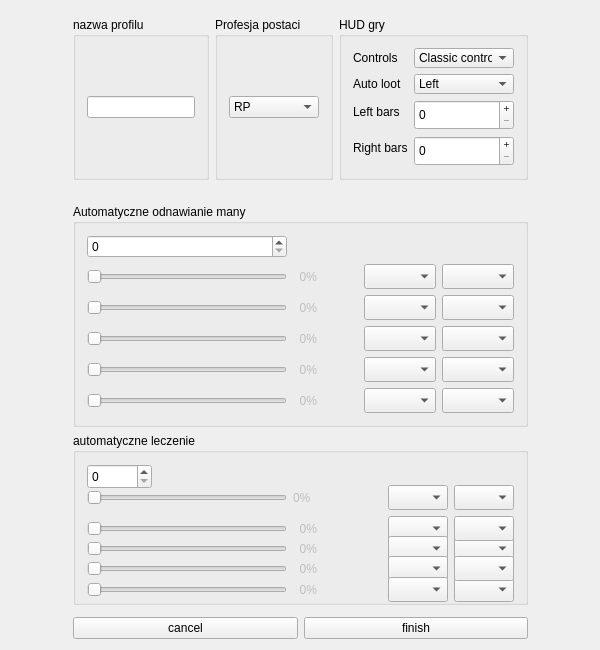
Old version of the form sources/NewProfileConfiguartor.ui in the repository Groundy/CrackerJack.
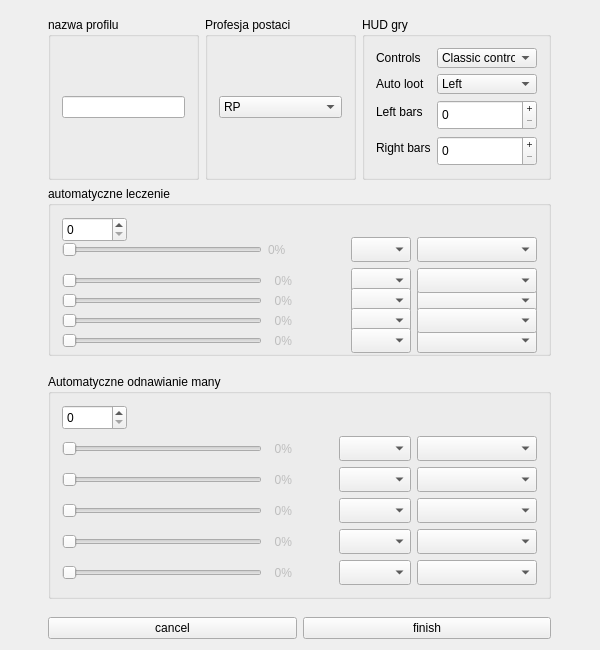
New version of the form.

Commit message: Isolate Spell to separate class

```diff
--- a/sources/NewProfileConfiguartor.ui
+++ b/sources/NewProfileConfiguartor.ui
@@ -35,576 +35,6 @@
    <string>NewProfileConfiguartor</string>
   </property>
   <layout class="QGridLayout" name="gridLayout">
-   <item row="6" column="1" colspan="3">
-    <widget class="QGroupBox" name="healthGroup">
-     <property name="minimumSize">
-      <size>
-       <width>0</width>
-       <height>25</height>
-      </size>
-     </property>
-     <property name="title">
-      <string>automatyczne leczenie</string>
-     </property>
-     <layout class="QGridLayout" name="healthLayout">
-      <item row="4" column="1">
-       <widget class="QLabel" name="_3_label_3">
-        <property name="enabled">
-         <bool>false</bool>
-        </property>
-        <property name="sizePolicy">
-         <sizepolicy hsizetype="Expanding" vsizetype="Expanding">
-          <horstretch>0</horstretch>
-          <verstretch>0</verstretch>
-         </sizepolicy>
-        </property>
-        <property name="minimumSize">
-         <size>
-          <width>65</width>
-          <height>25</height>
-         </size>
-        </property>
-        <property name="maximumSize">
-         <size>
-          <width>16777215</width>
-          <height>25</height>
-         </size>
-        </property>
-        <property name="text">
-         <string>  0%</string>
-        </property>
-       </widget>
-      </item>
-      <item row="6" column="0">
-       <widget class="QSlider" name="healthSlider_5">
-        <property name="enabled">
-         <bool>false</bool>
-        </property>
-        <property name="sizePolicy">
-         <sizepolicy hsizetype="Expanding" vsizetype="Expanding">
-          <horstretch>0</horstretch>
-          <verstretch>0</verstretch>
-         </sizepolicy>
-        </property>
-        <property name="minimumSize">
-         <size>
-          <width>200</width>
-          <height>25</height>
-         </size>
-        </property>
-        <property name="maximumSize">
-         <size>
-          <width>16777215</width>
-          <height>25</height>
-         </size>
-        </property>
-        <property name="maximum">
-         <number>100</number>
-        </property>
-        <property name="orientation">
-         <enum>Qt::Horizontal</enum>
-        </property>
-       </widget>
-      </item>
-      <item row="1" column="2" rowspan="2">
-       <widget class="QComboBox" name="_3_shortKey_1">
-        <property name="sizePolicy">
-         <sizepolicy hsizetype="Expanding" vsizetype="Minimum">
-          <horstretch>0</horstretch>
-          <verstretch>0</verstretch>
-         </sizepolicy>
-        </property>
-        <property name="minimumSize">
-         <size>
-          <width>60</width>
-          <height>25</height>
-         </size>
-        </property>
-        <property name="maximumSize">
-         <size>
-          <width>60</width>
-          <height>25</height>
-         </size>
-        </property>
-       </widget>
-      </item>
-      <item row="6" column="3">
-       <widget class="QComboBox" name="_3_comboBox_5">
-        <property name="sizePolicy">
-         <sizepolicy hsizetype="Expanding" vsizetype="Minimum">
-          <horstretch>0</horstretch>
-          <verstretch>0</verstretch>
-         </sizepolicy>
-        </property>
-        <property name="minimumSize">
-         <size>
-          <width>60</width>
-          <height>25</height>
-         </size>
-        </property>
-        <property name="maximumSize">
-         <size>
-          <width>60</width>
-          <height>25</height>
-         </size>
-        </property>
-       </widget>
-      </item>
-      <item row="3" column="2">
-       <widget class="QComboBox" name="_3_shortKey_2">
-        <property name="sizePolicy">
-         <sizepolicy hsizetype="Expanding" vsizetype="Minimum">
-          <horstretch>0</horstretch>
-          <verstretch>0</verstretch>
-         </sizepolicy>
-        </property>
-        <property name="minimumSize">
-         <size>
-          <width>60</width>
-          <height>25</height>
-         </size>
-        </property>
-        <property name="maximumSize">
-         <size>
-          <width>60</width>
-          <height>25</height>
-         </size>
-        </property>
-       </widget>
-      </item>
-      <item row="5" column="0">
-       <widget class="QSlider" name="healthSlider_4">
-        <property name="enabled">
-         <bool>false</bool>
-        </property>
-        <property name="sizePolicy">
-         <sizepolicy hsizetype="Expanding" vsizetype="Expanding">
-          <horstretch>0</horstretch>
-          <verstretch>0</verstretch>
-         </sizepolicy>
-        </property>
-        <property name="minimumSize">
-         <size>
-          <width>200</width>
-          <height>25</height>
-         </size>
-        </property>
-        <property name="maximumSize">
-         <size>
-          <width>16777215</width>
-          <height>25</height>
-         </size>
-        </property>
-        <property name="maximum">
-         <number>100</number>
-        </property>
-        <property name="orientation">
-         <enum>Qt::Horizontal</enum>
-        </property>
-       </widget>
-      </item>
-      <item row="1" column="1" rowspan="2">
-       <widget class="QLabel" name="_3_label_1">
-        <property name="enabled">
-         <bool>false</bool>
-        </property>
-        <property name="sizePolicy">
-         <sizepolicy hsizetype="Minimum" vsizetype="Expanding">
-          <horstretch>0</horstretch>
-          <verstretch>0</verstretch>
-         </sizepolicy>
-        </property>
-        <property name="minimumSize">
-         <size>
-          <width>65</width>
-          <height>25</height>
-         </size>
-        </property>
-        <property name="maximumSize">
-         <size>
-          <width>16777215</width>
-          <height>25</height>
-         </size>
-        </property>
-        <property name="text">
-         <string>0%</string>
-        </property>
-       </widget>
-      </item>
-      <item row="5" column="1">
-       <widget class="QLabel" name="_3_label_4">
-        <property name="enabled">
-         <bool>false</bool>
-        </property>
-        <property name="sizePolicy">
-         <sizepolicy hsizetype="Expanding" vsizetype="Expanding">
-          <horstretch>0</horstretch>
-          <verstretch>0</verstretch>
-         </sizepolicy>
-        </property>
-        <property name="minimumSize">
-         <size>
-          <width>65</width>
-          <height>25</height>
-         </size>
-        </property>
-        <property name="maximumSize">
-         <size>
-          <width>16777215</width>
-          <height>25</height>
-         </size>
-        </property>
-        <property name="text">
-         <string>  0%</string>
-        </property>
-       </widget>
-      </item>
-      <item row="4" column="2">
-       <widget class="QComboBox" name="_3_shortKey_3">
-        <property name="sizePolicy">
-         <sizepolicy hsizetype="Expanding" vsizetype="Minimum">
-          <horstretch>0</horstretch>
-          <verstretch>0</verstretch>
-         </sizepolicy>
-        </property>
-        <property name="minimumSize">
-         <size>
-          <width>60</width>
-          <height>25</height>
-         </size>
-        </property>
-        <property name="maximumSize">
-         <size>
-          <width>60</width>
-          <height>25</height>
-         </size>
-        </property>
-       </widget>
-      </item>
-      <item row="6" column="1">
-       <widget class="QLabel" name="_3_label_5">
-        <property name="enabled">
-         <bool>false</bool>
-        </property>
-        <property name="sizePolicy">
-         <sizepolicy hsizetype="Expanding" vsizetype="Expanding">
-          <horstretch>0</horstretch>
-          <verstretch>0</verstretch>
-         </sizepolicy>
-        </property>
-        <property name="minimumSize">
-         <size>
-          <width>65</width>
-          <height>25</height>
-         </size>
-        </property>
-        <property name="maximumSize">
-         <size>
-          <width>16777215</width>
-          <height>25</height>
-         </size>
-        </property>
-        <property name="text">
-         <string>  0%</string>
-        </property>
-       </widget>
-      </item>
-      <item row="4" column="3">
-       <widget class="QComboBox" name="_3_comboBox_3">
-        <property name="sizePolicy">
-         <sizepolicy hsizetype="Expanding" vsizetype="Minimum">
-          <horstretch>0</horstretch>
-          <verstretch>0</verstretch>
-         </sizepolicy>
-        </property>
-        <property name="minimumSize">
-         <size>
-          <width>60</width>
-          <height>25</height>
-         </size>
-        </property>
-        <property name="maximumSize">
-         <size>
-          <width>60</width>
-          <height>25</height>
-         </size>
-        </property>
-       </widget>
-      </item>
-      <item row="5" column="2">
-       <widget class="QComboBox" name="_3_shortKey_4">
-        <property name="sizePolicy">
-         <sizepolicy hsizetype="Expanding" vsizetype="Minimum">
-          <horstretch>0</horstretch>
-          <verstretch>0</verstretch>
-         </sizepolicy>
-        </property>
-        <property name="minimumSize">
-         <size>
-          <width>60</width>
-          <height>25</height>
-         </size>
-        </property>
-        <property name="maximumSize">
-         <size>
-          <width>60</width>
-          <height>25</height>
-         </size>
-        </property>
-       </widget>
-      </item>
-      <item row="3" column="0">
-       <widget class="QSlider" name="healthSlider_2">
-        <property name="enabled">
-         <bool>false</bool>
-        </property>
-        <property name="sizePolicy">
-         <sizepolicy hsizetype="Expanding" vsizetype="Expanding">
-          <horstretch>0</horstretch>
-          <verstretch>0</verstretch>
-         </sizepolicy>
-        </property>
-        <property name="minimumSize">
-         <size>
-          <width>200</width>
-          <height>25</height>
-         </size>
-        </property>
-        <property name="maximumSize">
-         <size>
-          <width>16777215</width>
-          <height>25</height>
-         </size>
-        </property>
-        <property name="maximum">
-         <number>100</number>
-        </property>
-        <property name="orientation">
-         <enum>Qt::Horizontal</enum>
-        </property>
-       </widget>
-      </item>
-      <item row="5" column="3">
-       <widget class="QComboBox" name="_3_comboBox_4">
-        <property name="sizePolicy">
-         <sizepolicy hsizetype="Expanding" vsizetype="Minimum">
-          <horstretch>0</horstretch>
-          <verstretch>0</verstretch>
-         </sizepolicy>
-        </property>
-        <property name="minimumSize">
-         <size>
-          <width>60</width>
-          <height>25</height>
-         </size>
-        </property>
-        <property name="maximumSize">
-         <size>
-          <width>60</width>
-          <height>25</height>
-         </size>
-        </property>
-       </widget>
-      </item>
-      <item row="4" column="0">
-       <widget class="QSlider" name="healthSlider_3">
-        <property name="enabled">
-         <bool>false</bool>
-        </property>
-        <property name="sizePolicy">
-         <sizepolicy hsizetype="Expanding" vsizetype="Expanding">
-          <horstretch>0</horstretch>
-          <verstretch>0</verstretch>
-         </sizepolicy>
-        </property>
-        <property name="minimumSize">
-         <size>
-          <width>200</width>
-          <height>25</height>
-         </size>
-        </property>
-        <property name="maximumSize">
-         <size>
-          <width>16777215</width>
-          <height>25</height>
-         </size>
-        </property>
-        <property name="maximum">
-         <number>100</number>
-        </property>
-        <property name="orientation">
-         <enum>Qt::Horizontal</enum>
-        </property>
-       </widget>
-      </item>
-      <item row="6" column="2">
-       <widget class="QComboBox" name="_3_shortKey_5">
-        <property name="sizePolicy">
-         <sizepolicy hsizetype="Expanding" vsizetype="Minimum">
-          <horstretch>0</horstretch>
-          <verstretch>0</verstretch>
-         </sizepolicy>
-        </property>
-        <property name="minimumSize">
-         <size>
-          <width>60</width>
-          <height>25</height>
-         </size>
-        </property>
-        <property name="maximumSize">
-         <size>
-          <width>60</width>
-          <height>25</height>
-         </size>
-        </property>
-       </widget>
-      </item>
-      <item row="3" column="1">
-       <widget class="QLabel" name="_3_label_2">
-        <property name="enabled">
-         <bool>false</bool>
-        </property>
-        <property name="sizePolicy">
-         <sizepolicy hsizetype="Expanding" vsizetype="Expanding">
-          <horstretch>0</horstretch>
-          <verstretch>0</verstretch>
-         </sizepolicy>
-        </property>
-        <property name="minimumSize">
-         <size>
-          <width>65</width>
-          <height>25</height>
-         </size>
-        </property>
-        <property name="maximumSize">
-         <size>
-          <width>16777215</width>
-          <height>25</height>
-         </size>
-        </property>
-        <property name="text">
-         <string>  0%</string>
-        </property>
-       </widget>
-      </item>
-      <item row="3" column="3">
-       <widget class="QComboBox" name="_3_comboBox_2">
-        <property name="sizePolicy">
-         <sizepolicy hsizetype="Expanding" vsizetype="Minimum">
-          <horstretch>0</horstretch>
-          <verstretch>0</verstretch>
-         </sizepolicy>
-        </property>
-        <property name="minimumSize">
-         <size>
-          <width>60</width>
-          <height>25</height>
-         </size>
-        </property>
-        <property name="maximumSize">
-         <size>
-          <width>60</width>
-          <height>25</height>
-         </size>
-        </property>
-        <property name="maxVisibleItems">
-         <number>99</number>
-        </property>
-        <property name="sizeAdjustPolicy">
-         <enum>QComboBox::AdjustToMinimumContentsLengthWithIcon</enum>
-        </property>
-        <property name="minimumContentsLength">
-         <number>150</number>
-        </property>
-       </widget>
-      </item>
-      <item row="1" column="0" rowspan="2">
-       <widget class="QSlider" name="healthSlider_1">
-        <property name="enabled">
-         <bool>false</bool>
-        </property>
-        <property name="sizePolicy">
-         <sizepolicy hsizetype="Expanding" vsizetype="Minimum">
-          <horstretch>0</horstretch>
-          <verstretch>0</verstretch>
-         </sizepolicy>
-        </property>
-        <property name="minimumSize">
-         <size>
-          <width>200</width>
-          <height>25</height>
-         </size>
-        </property>
-        <property name="maximumSize">
-         <size>
-          <width>16777215</width>
-          <height>25</height>
-         </size>
-        </property>
-        <property name="maximum">
-         <number>100</number>
-        </property>
-        <property name="orientation">
-         <enum>Qt::Horizontal</enum>
-        </property>
-       </widget>
-      </item>
-      <item row="1" column="3" rowspan="2">
-       <widget class="QComboBox" name="_3_comboBox">
-        <property name="sizePolicy">
-         <sizepolicy hsizetype="Expanding" vsizetype="Minimum">
-          <horstretch>0</horstretch>
-          <verstretch>0</verstretch>
-         </sizepolicy>
-        </property>
-        <property name="minimumSize">
-         <size>
-          <width>60</width>
-          <height>25</height>
-         </size>
-        </property>
-        <property name="maximumSize">
-         <size>
-          <width>60</width>
-          <height>25</height>
-         </size>
-        </property>
-        <property name="currentIndex">
-         <number>-1</number>
-        </property>
-       </widget>
-      </item>
-      <item row="0" column="0">
-       <widget class="QSpinBox" name="amountHealthRegMethodes">
-        <property name="enabled">
-         <bool>true</bool>
-        </property>
-        <property name="sizePolicy">
-         <sizepolicy hsizetype="Fixed" vsizetype="Minimum">
-          <horstretch>0</horstretch>
-          <verstretch>0</verstretch>
-         </sizepolicy>
-        </property>
-        <property name="minimumSize">
-         <size>
-          <width>65</width>
-          <height>25</height>
-         </size>
-        </property>
-        <property name="maximumSize">
-         <size>
-          <width>16777215</width>
-          <height>16777215</height>
-         </size>
-        </property>
-        <property name="maximum">
-         <number>5</number>
-        </property>
-       </widget>
-      </item>
-     </layout>
-    </widget>
-   </item>
    <item row="1" column="2">
     <widget class="QGroupBox" name="ProfessionGroup">
      <property name="title">
@@ -688,10 +118,16 @@
         </property>
         <property name="minimumSize">
          <size>
-          <width>0</width>
+          <width>120</width>
           <height>25</height>
          </size>
         </property>
+        <property name="maximumSize">
+         <size>
+          <width>120</width>
+          <height>16777215</height>
+         </size>
+        </property>
        </widget>
       </item>
       <item row="5" column="3">
@@ -704,10 +140,16 @@
         </property>
         <property name="minimumSize">
          <size>
-          <width>0</width>
+          <width>120</width>
           <height>25</height>
          </size>
         </property>
+        <property name="maximumSize">
+         <size>
+          <width>120</width>
+          <height>16777215</height>
+         </size>
+        </property>
        </widget>
       </item>
       <item row="3" column="3">
@@ -720,10 +162,16 @@
         </property>
         <property name="minimumSize">
          <size>
-          <width>0</width>
+          <width>120</width>
           <height>25</height>
          </size>
         </property>
+        <property name="maximumSize">
+         <size>
+          <width>120</width>
+          <height>16777215</height>
+         </size>
+        </property>
        </widget>
       </item>
       <item row="4" column="3">
@@ -736,10 +184,16 @@
         </property>
         <property name="minimumSize">
          <size>
-          <width>0</width>
+          <width>120</width>
           <height>25</height>
          </size>
         </property>
+        <property name="maximumSize">
+         <size>
+          <width>120</width>
+          <height>16777215</height>
+         </size>
+        </property>
        </widget>
       </item>
       <item row="6" column="0">
@@ -1003,10 +457,16 @@
         </property>
         <property name="minimumSize">
          <size>
-          <width>0</width>
+          <width>120</width>
           <height>25</height>
          </size>
         </property>
+        <property name="maximumSize">
+         <size>
+          <width>120</width>
+          <height>16777215</height>
+         </size>
+        </property>
        </widget>
       </item>
       <item row="5" column="2">
@@ -1038,8 +498,14 @@
         </property>
         <property name="minimumSize">
          <size>
-          <width>35</width>
-          <height>0</height>
+          <width>65</width>
+          <height>25</height>
+         </size>
+        </property>
+        <property name="maximumSize">
+         <size>
+          <width>65</width>
+          <height>25</height>
          </size>
         </property>
         <property name="maximum">
@@ -1284,6 +750,588 @@
      </property>
     </spacer>
    </item>
+   <item row="2" column="1" colspan="3">
+    <widget class="QGroupBox" name="healthGroup">
+     <property name="sizePolicy">
+      <sizepolicy hsizetype="Expanding" vsizetype="Expanding">
+       <horstretch>0</horstretch>
+       <verstretch>0</verstretch>
+      </sizepolicy>
+     </property>
+     <property name="minimumSize">
+      <size>
+       <width>120</width>
+       <height>25</height>
+      </size>
+     </property>
+     <property name="maximumSize">
+      <size>
+       <width>16777215</width>
+       <height>16777215</height>
+      </size>
+     </property>
+     <property name="title">
+      <string>automatyczne leczenie</string>
+     </property>
+     <layout class="QGridLayout" name="healthLayout">
+      <item row="4" column="1">
+       <widget class="QLabel" name="_3_label_3">
+        <property name="enabled">
+         <bool>false</bool>
+        </property>
+        <property name="sizePolicy">
+         <sizepolicy hsizetype="Expanding" vsizetype="Expanding">
+          <horstretch>0</horstretch>
+          <verstretch>0</verstretch>
+         </sizepolicy>
+        </property>
+        <property name="minimumSize">
+         <size>
+          <width>65</width>
+          <height>25</height>
+         </size>
+        </property>
+        <property name="maximumSize">
+         <size>
+          <width>16777215</width>
+          <height>25</height>
+         </size>
+        </property>
+        <property name="text">
+         <string>  0%</string>
+        </property>
+       </widget>
+      </item>
+      <item row="6" column="0">
+       <widget class="QSlider" name="healthSlider_5">
+        <property name="enabled">
+         <bool>false</bool>
+        </property>
+        <property name="sizePolicy">
+         <sizepolicy hsizetype="Expanding" vsizetype="Expanding">
+          <horstretch>0</horstretch>
+          <verstretch>0</verstretch>
+         </sizepolicy>
+        </property>
+        <property name="minimumSize">
+         <size>
+          <width>200</width>
+          <height>25</height>
+         </size>
+        </property>
+        <property name="maximumSize">
+         <size>
+          <width>16777215</width>
+          <height>25</height>
+         </size>
+        </property>
+        <property name="maximum">
+         <number>100</number>
+        </property>
+        <property name="orientation">
+         <enum>Qt::Horizontal</enum>
+        </property>
+       </widget>
+      </item>
+      <item row="1" column="2" rowspan="2">
+       <widget class="QComboBox" name="_3_shortKey_1">
+        <property name="sizePolicy">
+         <sizepolicy hsizetype="Expanding" vsizetype="Minimum">
+          <horstretch>0</horstretch>
+          <verstretch>0</verstretch>
+         </sizepolicy>
+        </property>
+        <property name="minimumSize">
+         <size>
+          <width>60</width>
+          <height>25</height>
+         </size>
+        </property>
+        <property name="maximumSize">
+         <size>
+          <width>60</width>
+          <height>25</height>
+         </size>
+        </property>
+       </widget>
+      </item>
+      <item row="6" column="3">
+       <widget class="QComboBox" name="_3_comboBox_5">
+        <property name="sizePolicy">
+         <sizepolicy hsizetype="Expanding" vsizetype="Minimum">
+          <horstretch>0</horstretch>
+          <verstretch>0</verstretch>
+         </sizepolicy>
+        </property>
+        <property name="minimumSize">
+         <size>
+          <width>120</width>
+          <height>25</height>
+         </size>
+        </property>
+        <property name="maximumSize">
+         <size>
+          <width>120</width>
+          <height>25</height>
+         </size>
+        </property>
+       </widget>
+      </item>
+      <item row="3" column="2">
+       <widget class="QComboBox" name="_3_shortKey_2">
+        <property name="sizePolicy">
+         <sizepolicy hsizetype="Expanding" vsizetype="Minimum">
+          <horstretch>0</horstretch>
+          <verstretch>0</verstretch>
+         </sizepolicy>
+        </property>
+        <property name="minimumSize">
+         <size>
+          <width>60</width>
+          <height>25</height>
+         </size>
+        </property>
+        <property name="maximumSize">
+         <size>
+          <width>60</width>
+          <height>25</height>
+         </size>
+        </property>
+       </widget>
+      </item>
+      <item row="5" column="0">
+       <widget class="QSlider" name="healthSlider_4">
+        <property name="enabled">
+         <bool>false</bool>
+        </property>
+        <property name="sizePolicy">
+         <sizepolicy hsizetype="Expanding" vsizetype="Expanding">
+          <horstretch>0</horstretch>
+          <verstretch>0</verstretch>
+         </sizepolicy>
+        </property>
+        <property name="minimumSize">
+         <size>
+          <width>200</width>
+          <height>25</height>
+         </size>
+        </property>
+        <property name="maximumSize">
+         <size>
+          <width>16777215</width>
+          <height>25</height>
+         </size>
+        </property>
+        <property name="maximum">
+         <number>100</number>
+        </property>
+        <property name="orientation">
+         <enum>Qt::Horizontal</enum>
+        </property>
+       </widget>
+      </item>
+      <item row="1" column="1" rowspan="2">
+       <widget class="QLabel" name="_3_label_1">
+        <property name="enabled">
+         <bool>false</bool>
+        </property>
+        <property name="sizePolicy">
+         <sizepolicy hsizetype="Expanding" vsizetype="Expanding">
+          <horstretch>0</horstretch>
+          <verstretch>0</verstretch>
+         </sizepolicy>
+        </property>
+        <property name="minimumSize">
+         <size>
+          <width>65</width>
+          <height>25</height>
+         </size>
+        </property>
+        <property name="maximumSize">
+         <size>
+          <width>16777215</width>
+          <height>25</height>
+         </size>
+        </property>
+        <property name="text">
+         <string>0%</string>
+        </property>
+       </widget>
+      </item>
+      <item row="5" column="1">
+       <widget class="QLabel" name="_3_label_4">
+        <property name="enabled">
+         <bool>false</bool>
+        </property>
+        <property name="sizePolicy">
+         <sizepolicy hsizetype="Expanding" vsizetype="Expanding">
+          <horstretch>0</horstretch>
+          <verstretch>0</verstretch>
+         </sizepolicy>
+        </property>
+        <property name="minimumSize">
+         <size>
+          <width>65</width>
+          <height>25</height>
+         </size>
+        </property>
+        <property name="maximumSize">
+         <size>
+          <width>16777215</width>
+          <height>25</height>
+         </size>
+        </property>
+        <property name="text">
+         <string>  0%</string>
+        </property>
+       </widget>
+      </item>
+      <item row="4" column="2">
+       <widget class="QComboBox" name="_3_shortKey_3">
+        <property name="sizePolicy">
+         <sizepolicy hsizetype="Expanding" vsizetype="Minimum">
+          <horstretch>0</horstretch>
+          <verstretch>0</verstretch>
+         </sizepolicy>
+        </property>
+        <property name="minimumSize">
+         <size>
+          <width>60</width>
+          <height>25</height>
+         </size>
+        </property>
+        <property name="maximumSize">
+         <size>
+          <width>60</width>
+          <height>25</height>
+         </size>
+        </property>
+       </widget>
+      </item>
+      <item row="6" column="1">
+       <widget class="QLabel" name="_3_label_5">
+        <property name="enabled">
+         <bool>false</bool>
+        </property>
+        <property name="sizePolicy">
+         <sizepolicy hsizetype="Expanding" vsizetype="Expanding">
+          <horstretch>0</horstretch>
+          <verstretch>0</verstretch>
+         </sizepolicy>
+        </property>
+        <property name="minimumSize">
+         <size>
+          <width>65</width>
+          <height>25</height>
+         </size>
+        </property>
+        <property name="maximumSize">
+         <size>
+          <width>16777215</width>
+          <height>25</height>
+         </size>
+        </property>
+        <property name="text">
+         <string>  0%</string>
+        </property>
+       </widget>
+      </item>
+      <item row="4" column="3">
+       <widget class="QComboBox" name="_3_comboBox_3">
+        <property name="sizePolicy">
+         <sizepolicy hsizetype="Expanding" vsizetype="Minimum">
+          <horstretch>0</horstretch>
+          <verstretch>0</verstretch>
+         </sizepolicy>
+        </property>
+        <property name="minimumSize">
+         <size>
+          <width>120</width>
+          <height>25</height>
+         </size>
+        </property>
+        <property name="maximumSize">
+         <size>
+          <width>120</width>
+          <height>25</height>
+         </size>
+        </property>
+       </widget>
+      </item>
+      <item row="5" column="2">
+       <widget class="QComboBox" name="_3_shortKey_4">
+        <property name="sizePolicy">
+         <sizepolicy hsizetype="Expanding" vsizetype="Minimum">
+          <horstretch>0</horstretch>
+          <verstretch>0</verstretch>
+         </sizepolicy>
+        </property>
+        <property name="minimumSize">
+         <size>
+          <width>60</width>
+          <height>25</height>
+         </size>
+        </property>
+        <property name="maximumSize">
+         <size>
+          <width>60</width>
+          <height>25</height>
+         </size>
+        </property>
+       </widget>
+      </item>
+      <item row="3" column="0">
+       <widget class="QSlider" name="healthSlider_2">
+        <property name="enabled">
+         <bool>false</bool>
+        </property>
+        <property name="sizePolicy">
+         <sizepolicy hsizetype="Expanding" vsizetype="Expanding">
+          <horstretch>0</horstretch>
+          <verstretch>0</verstretch>
+         </sizepolicy>
+        </property>
+        <property name="minimumSize">
+         <size>
+          <width>200</width>
+          <height>25</height>
+         </size>
+        </property>
+        <property name="maximumSize">
+         <size>
+          <width>16777215</width>
+          <height>25</height>
+         </size>
+        </property>
+        <property name="maximum">
+         <number>100</number>
+        </property>
+        <property name="orientation">
+         <enum>Qt::Horizontal</enum>
+        </property>
+       </widget>
+      </item>
+      <item row="5" column="3">
+       <widget class="QComboBox" name="_3_comboBox_4">
+        <property name="sizePolicy">
+         <sizepolicy hsizetype="Expanding" vsizetype="Minimum">
+          <horstretch>0</horstretch>
+          <verstretch>0</verstretch>
+         </sizepolicy>
+        </property>
+        <property name="minimumSize">
+         <size>
+          <width>120</width>
+          <height>25</height>
+         </size>
+        </property>
+        <property name="maximumSize">
+         <size>
+          <width>120</width>
+          <height>25</height>
+         </size>
+        </property>
+       </widget>
+      </item>
+      <item row="4" column="0">
+       <widget class="QSlider" name="healthSlider_3">
+        <property name="enabled">
+         <bool>false</bool>
+        </property>
+        <property name="sizePolicy">
+         <sizepolicy hsizetype="Expanding" vsizetype="Expanding">
+          <horstretch>0</horstretch>
+          <verstretch>0</verstretch>
+         </sizepolicy>
+        </property>
+        <property name="minimumSize">
+         <size>
+          <width>200</width>
+          <height>25</height>
+         </size>
+        </property>
+        <property name="maximumSize">
+         <size>
+          <width>16777215</width>
+          <height>25</height>
+         </size>
+        </property>
+        <property name="maximum">
+         <number>100</number>
+        </property>
+        <property name="orientation">
+         <enum>Qt::Horizontal</enum>
+        </property>
+       </widget>
+      </item>
+      <item row="6" column="2">
+       <widget class="QComboBox" name="_3_shortKey_5">
+        <property name="sizePolicy">
+         <sizepolicy hsizetype="Expanding" vsizetype="Minimum">
+          <horstretch>0</horstretch>
+          <verstretch>0</verstretch>
+         </sizepolicy>
+        </property>
+        <property name="minimumSize">
+         <size>
+          <width>60</width>
+          <height>25</height>
+         </size>
+        </property>
+        <property name="maximumSize">
+         <size>
+          <width>60</width>
+          <height>25</height>
+         </size>
+        </property>
+       </widget>
+      </item>
+      <item row="3" column="1">
+       <widget class="QLabel" name="_3_label_2">
+        <property name="enabled">
+         <bool>false</bool>
+        </property>
+        <property name="sizePolicy">
+         <sizepolicy hsizetype="Expanding" vsizetype="Expanding">
+          <horstretch>0</horstretch>
+          <verstretch>0</verstretch>
+         </sizepolicy>
+        </property>
+        <property name="minimumSize">
+         <size>
+          <width>65</width>
+          <height>25</height>
+         </size>
+        </property>
+        <property name="maximumSize">
+         <size>
+          <width>16777215</width>
+          <height>25</height>
+         </size>
+        </property>
+        <property name="text">
+         <string>  0%</string>
+        </property>
+       </widget>
+      </item>
+      <item row="3" column="3">
+       <widget class="QComboBox" name="_3_comboBox_2">
+        <property name="sizePolicy">
+         <sizepolicy hsizetype="Expanding" vsizetype="Minimum">
+          <horstretch>0</horstretch>
+          <verstretch>0</verstretch>
+         </sizepolicy>
+        </property>
+        <property name="minimumSize">
+         <size>
+          <width>120</width>
+          <height>25</height>
+         </size>
+        </property>
+        <property name="maximumSize">
+         <size>
+          <width>120</width>
+          <height>25</height>
+         </size>
+        </property>
+        <property name="maxVisibleItems">
+         <number>99</number>
+        </property>
+        <property name="sizeAdjustPolicy">
+         <enum>QComboBox::AdjustToMinimumContentsLengthWithIcon</enum>
+        </property>
+        <property name="minimumContentsLength">
+         <number>150</number>
+        </property>
+       </widget>
+      </item>
+      <item row="1" column="0" rowspan="2">
+       <widget class="QSlider" name="healthSlider_1">
+        <property name="enabled">
+         <bool>false</bool>
+        </property>
+        <property name="sizePolicy">
+         <sizepolicy hsizetype="Expanding" vsizetype="Minimum">
+          <horstretch>0</horstretch>
+          <verstretch>0</verstretch>
+         </sizepolicy>
+        </property>
+        <property name="minimumSize">
+         <size>
+          <width>200</width>
+          <height>25</height>
+         </size>
+        </property>
+        <property name="maximumSize">
+         <size>
+          <width>16777215</width>
+          <height>25</height>
+         </size>
+        </property>
+        <property name="maximum">
+         <number>100</number>
+        </property>
+        <property name="orientation">
+         <enum>Qt::Horizontal</enum>
+        </property>
+       </widget>
+      </item>
+      <item row="1" column="3" rowspan="2">
+       <widget class="QComboBox" name="_3_comboBox">
+        <property name="sizePolicy">
+         <sizepolicy hsizetype="Expanding" vsizetype="Minimum">
+          <horstretch>0</horstretch>
+          <verstretch>0</verstretch>
+         </sizepolicy>
+        </property>
+        <property name="minimumSize">
+         <size>
+          <width>120</width>
+          <height>25</height>
+         </size>
+        </property>
+        <property name="maximumSize">
+         <size>
+          <width>120</width>
+          <height>25</height>
+         </size>
+        </property>
+        <property name="currentIndex">
+         <number>-1</number>
+        </property>
+       </widget>
+      </item>
+      <item row="0" column="0">
+       <widget class="QSpinBox" name="amountHealthRegMethodes">
+        <property name="enabled">
+         <bool>true</bool>
+        </property>
+        <property name="sizePolicy">
+         <sizepolicy hsizetype="Fixed" vsizetype="Minimum">
+          <horstretch>0</horstretch>
+          <verstretch>0</verstretch>
+         </sizepolicy>
+        </property>
+        <property name="minimumSize">
+         <size>
+          <width>65</width>
+          <height>25</height>
+         </size>
+        </property>
+        <property name="maximumSize">
+         <size>
+          <width>16777215</width>
+          <height>16777215</height>
+         </size>
+        </property>
+        <property name="maximum">
+         <number>5</number>
+        </property>
+       </widget>
+      </item>
+     </layout>
+    </widget>
+   </item>
   </layout>
  </widget>
  <layoutdefault spacing="6" margin="11"/>
```
The commit also changes 13 other files.
